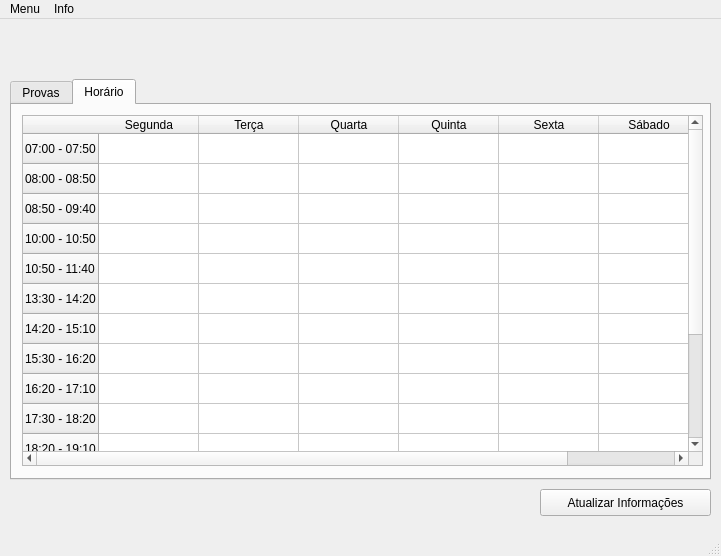
raphaelsander/Inapa, file ui/main.ui: the form before one commit.
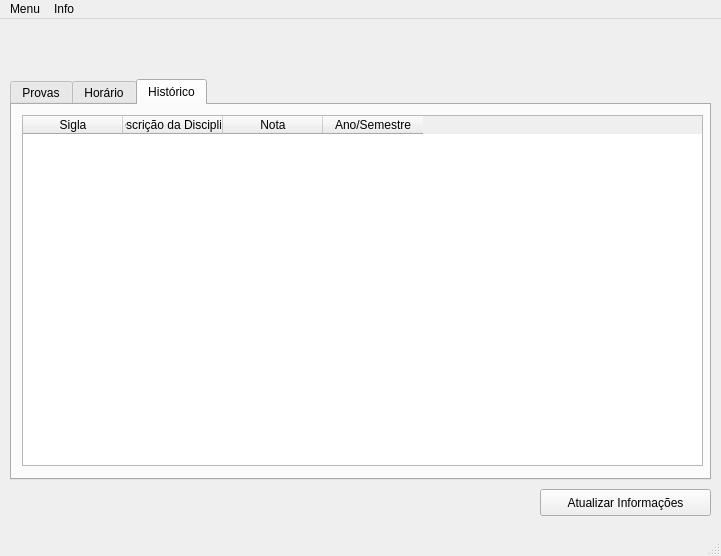
The form after the commit.

Commit message: Implementação de histórico.

```diff
--- a/ui/main.ui
+++ b/ui/main.ui
@@ -42,7 +42,7 @@
      </size>
     </property>
     <property name="currentIndex">
-     <number>1</number>
+     <number>2</number>
     </property>
     <widget class="QWidget" name="tab">
      <attribute name="title">
@@ -261,6 +261,50 @@
       </item>
      </widget>
     </widget>
+    <widget class="QWidget" name="tab_3">
+     <attribute name="title">
+      <string>Histórico</string>
+     </attribute>
+     <widget class="QTableWidget" name="tableWidget_3">
+      <property name="geometry">
+       <rect>
+        <x>10</x>
+        <y>10</y>
+        <width>681</width>
+        <height>351</height>
+       </rect>
+      </property>
+      <property name="rowCount">
+       <number>0</number>
+      </property>
+      <property name="columnCount">
+       <number>4</number>
+      </property>
+      <attribute name="horizontalHeaderCascadingSectionResizes">
+       <bool>false</bool>
+      </attribute>
+      <column>
+       <property name="text">
+        <string>Sigla</string>
+       </property>
+      </column>
+      <column>
+       <property name="text">
+        <string>Descrição da Disciplina</string>
+       </property>
+      </column>
+      <column>
+       <property name="text">
+        <string>Nota</string>
+       </property>
+      </column>
+      <column>
+       <property name="text">
+        <string>Ano/Semestre</string>
+       </property>
+      </column>
+     </widget>
+    </widget>
    </widget>
    <widget class="QPushButton" name="pushButton">
     <property name="geometry">
```
The commit also changes 2 other files.
